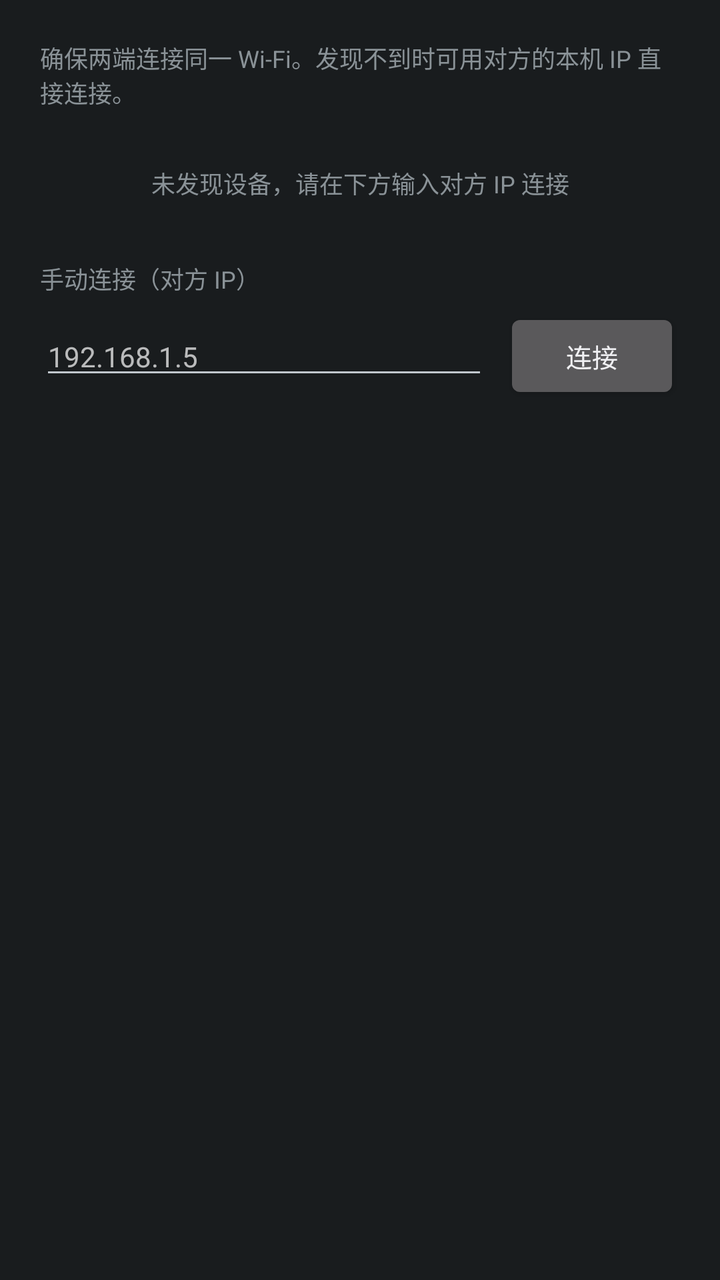
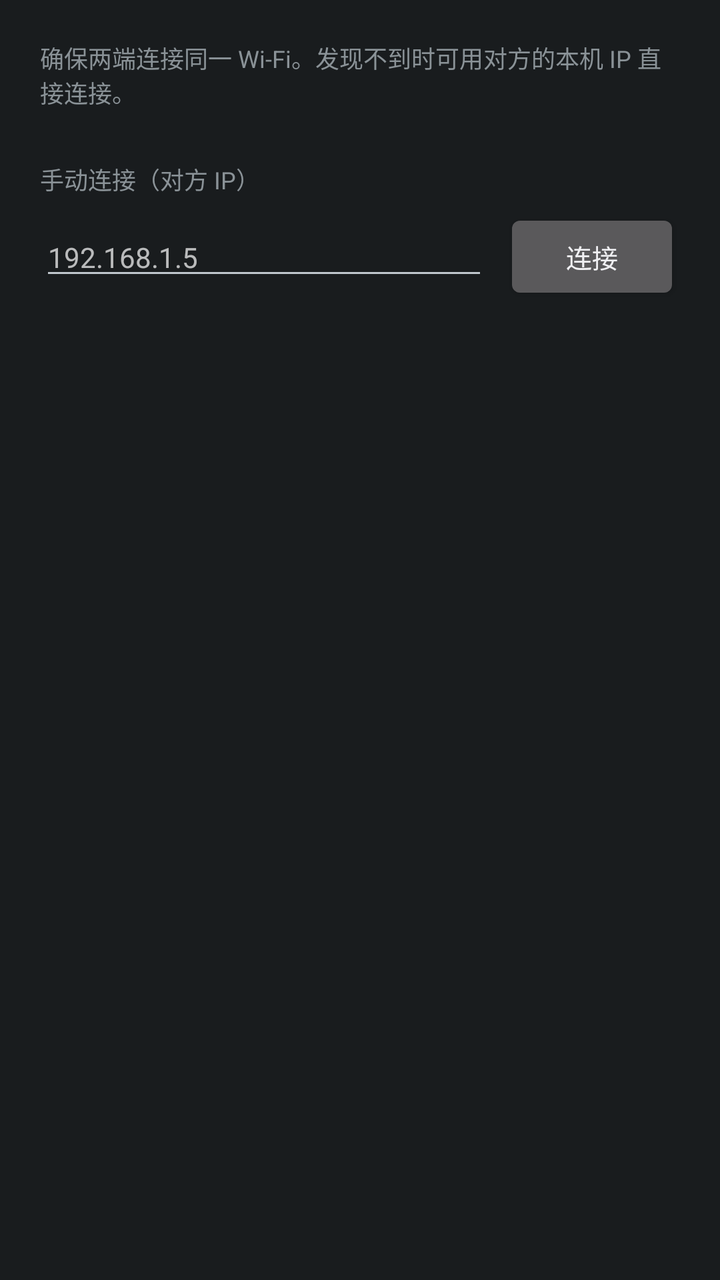

Compare the two renders of this Android layout. The source of the first and the diff that turns it into the second are given below.
<!-- AndroidManifest.xml: application theme android:Theme.DeviceDefault.NoActionBar -->
<!-- res/layout/dialog_lan_devices.xml -->
<?xml version="1.0" encoding="utf-8"?>
<LinearLayout xmlns:android="http://schemas.android.com/apk/res/android"
    android:layout_width="match_parent"
    android:layout_height="wrap_content"
    android:orientation="vertical"
    android:padding="20dp">

    <TextView
        android:layout_width="match_parent"
        android:layout_height="wrap_content"
        android:text="确保两端连接同一 Wi-Fi。发现不到时可用对方的本机 IP 直接连接。"
        android:tag="dim"
        android:textSize="12sp"
        android:layout_marginBottom="12dp" />

    <ScrollView
        android:layout_width="match_parent"
        android:layout_height="wrap_content"
        android:maxHeight="320dp">
        <LinearLayout
            android:id="@+id/ldd_list"
            android:layout_width="match_parent"
            android:layout_height="wrap_content"
            android:orientation="vertical" />
    </ScrollView>

    <TextView
        android:id="@+id/ldd_empty"
        android:layout_width="match_parent"
        android:layout_height="wrap_content"
        android:text="未发现设备，请在下方输入对方 IP 连接"
        android:tag="dim"
        android:textSize="12sp"
        android:gravity="center"
        android:padding="16dp" />

    <TextView
        android:layout_width="match_parent"
        android:layout_height="wrap_content"
        android:text="手动连接（对方 IP）"
        android:tag="dim"
        android:textSize="12sp"
        android:layout_marginTop="14dp"
        android:layout_marginBottom="6dp" />

    <LinearLayout
        android:layout_width="match_parent"
        android:layout_height="wrap_content"
        android:orientation="horizontal">
        <EditText
            android:id="@+id/ldd_ip"
            android:layout_width="0dp"
            android:layout_height="wrap_content"
            android:layout_weight="1"
            android:hint="192.168.1.5"
            android:inputType="text"
            android:textSize="14sp"
            android:singleLine="true" />
        <Button
            android:id="@+id/ldd_manual"
            android:layout_width="wrap_content"
            android:layout_height="wrap_content"
            android:text="连接"
            android:textSize="13sp"
            android:layout_marginStart="8dp" />
    </LinearLayout>
</LinearLayout>
<!-- resources referenced by this layout -->
<resources>

</resources>

<!-- the commit's change to res/layout/dialog_lan_devices.xml (unified diff, before → after) -->
@@ -23,16 +23,6 @@
             android:layout_height="wrap_content"
             android:orientation="vertical" />
     </ScrollView>
-
-    <TextView
-        android:id="@+id/ldd_empty"
-        android:layout_width="match_parent"
-        android:layout_height="wrap_content"
-        android:text="未发现设备，请在下方输入对方 IP 连接"
-        android:tag="dim"
-        android:textSize="12sp"
-        android:gravity="center"
-        android:padding="16dp" />
 
     <TextView
         android:layout_width="match_parent"
